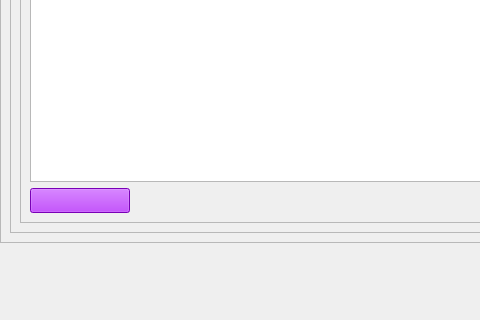
Before: the Qt Designer form views/playlist.ui in ximenaaloya/cloudymusic, drawn with Qt 5; both pictures show x 0 to 480 and y 537 to 857 of the 1219 by 857 pixel window.
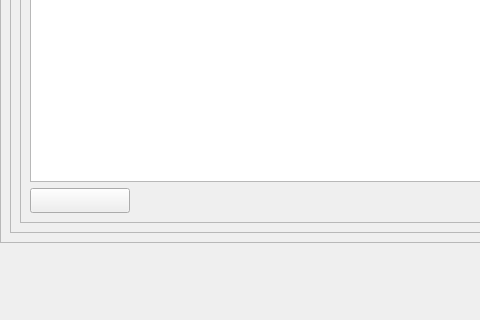
After: the same form once the commit is applied. Icons and pictures are not drawn.

What changed in the file:
```diff
--- a/views/playlist.ui
+++ b/views/playlist.ui
@@ -13,6 +13,16 @@
   <property name="windowTitle">
    <string>MainWindow</string>
   </property>
+  <property name="styleSheet">
+   <string notr="true">.boton{
+background-color:rgb(175, 167, 255);
+border-bottom:1px solid rgb(85, 0, 127);
+border-radius:15px;
+}
+.boton:hover{
+background-color:rgb(133, 121, 252);
+}</string>
+  </property>
   <widget class="QWidget" name="centralwidget">
    <widget class="QFrame" name="frame">
     <property name="geometry">
@@ -238,7 +248,7 @@
               </size>
              </property>
              <property name="styleSheet">
-              <string notr="true">background-color: #aa00ff;</string>
+              <string notr="true"/>
              </property>
              <property name="text">
               <string/>
```
Left out of the diff: 3 changed lines with no effect on the pictures.
